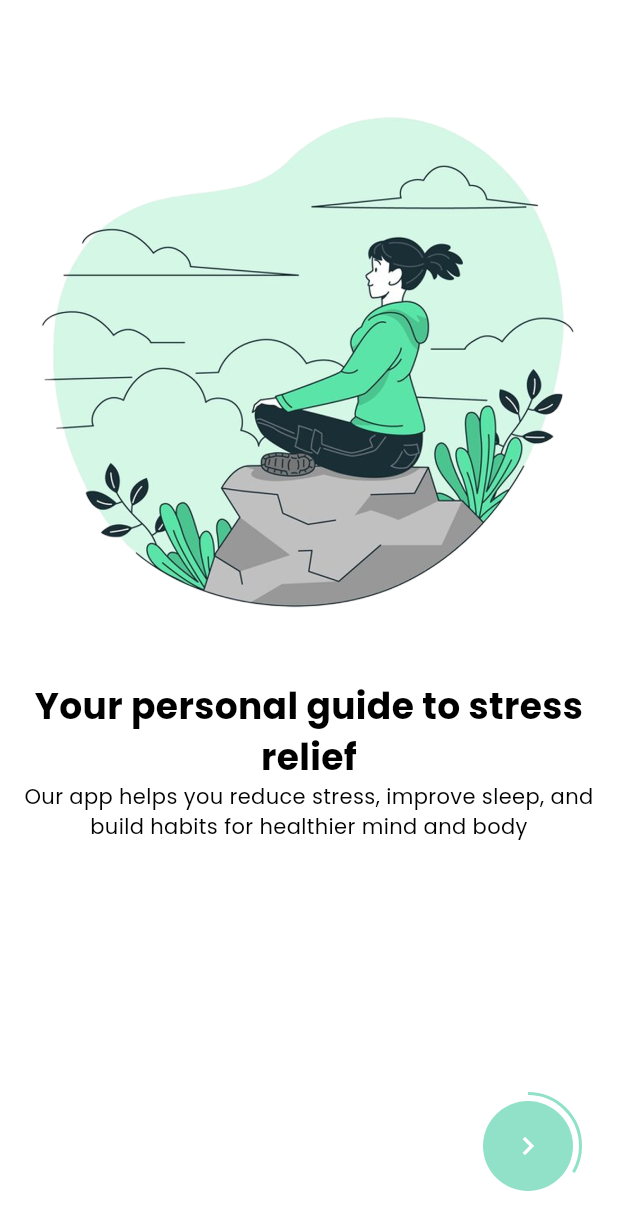
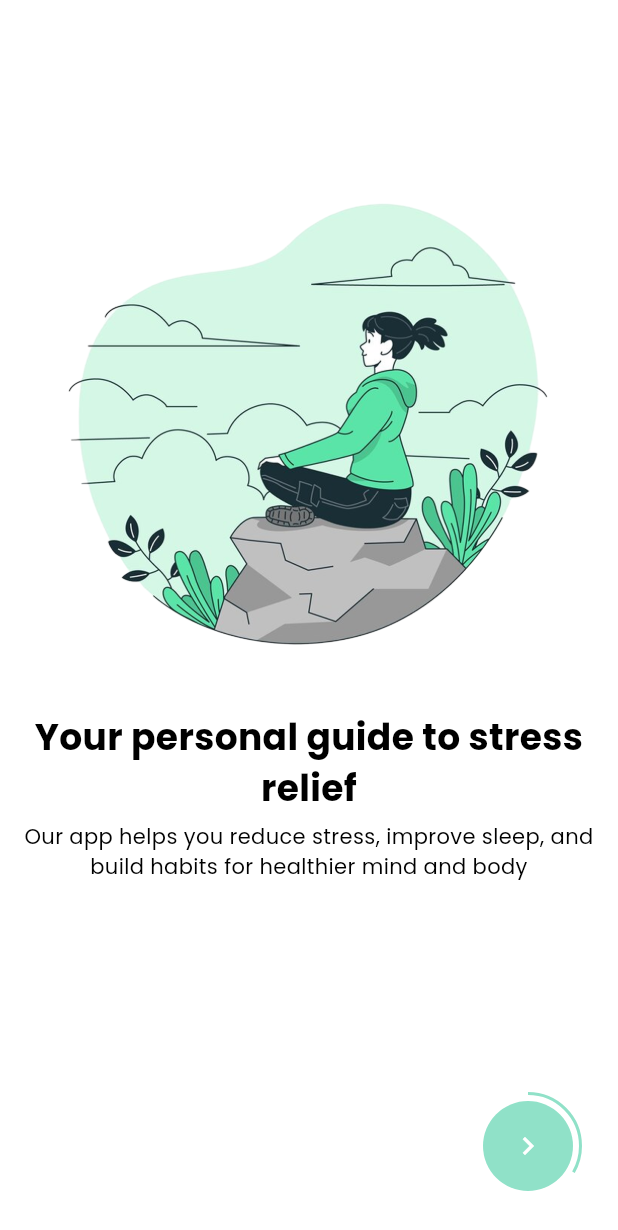
Before and after one commit to rej43/fitrack_new, a Flutter app: the OnBoardingView screen opened directly, on a phone screen of 412 x 824 dp. Shown: the top 1230 px of the screen. Run offline on Flutter 3.47's test engine with Material 3 defaults, Android fonts, the phone set to English and light mode, and no system bars.

Commit message:
center alignment

```diff
--- a/lib/common_widget/on_boarding_page.dart
+++ b/lib/common_widget/on_boarding_page.dart
@@ -14,14 +14,15 @@ class OnBoardingPage extends StatelessWidget {
       child: Column(
         mainAxisAlignment: MainAxisAlignment.start,
         children: [
-          SizedBox(height: media.width * 0.09),
-          Image.asset(
-            pObj["image"].toString(),
-            width: media.width,
-            fit: BoxFit.fitWidth,
+          // Push image slightly below top (use height instead of width for better vertical control)
+          SizedBox(height: media.height * 0.12),
+          SizedBox(
+            width: media.width * 0.9,
+            height: media.height * 0.45,
+            child: Image.asset(pObj["image"].toString(), fit: BoxFit.cover),
           ),
 
-          SizedBox(height: media.width * 0.01),
+         SizedBox(height: media.width * 0.01),
 
           Padding(
             padding: const EdgeInsets.symmetric(horizontal: 15),
@@ -36,6 +37,8 @@ class OnBoardingPage extends StatelessWidget {
             ),
           ),
 
+          SizedBox(height: 6),
+
           Padding(
             padding: const EdgeInsets.symmetric(horizontal: 15),
             child: Text(
```
